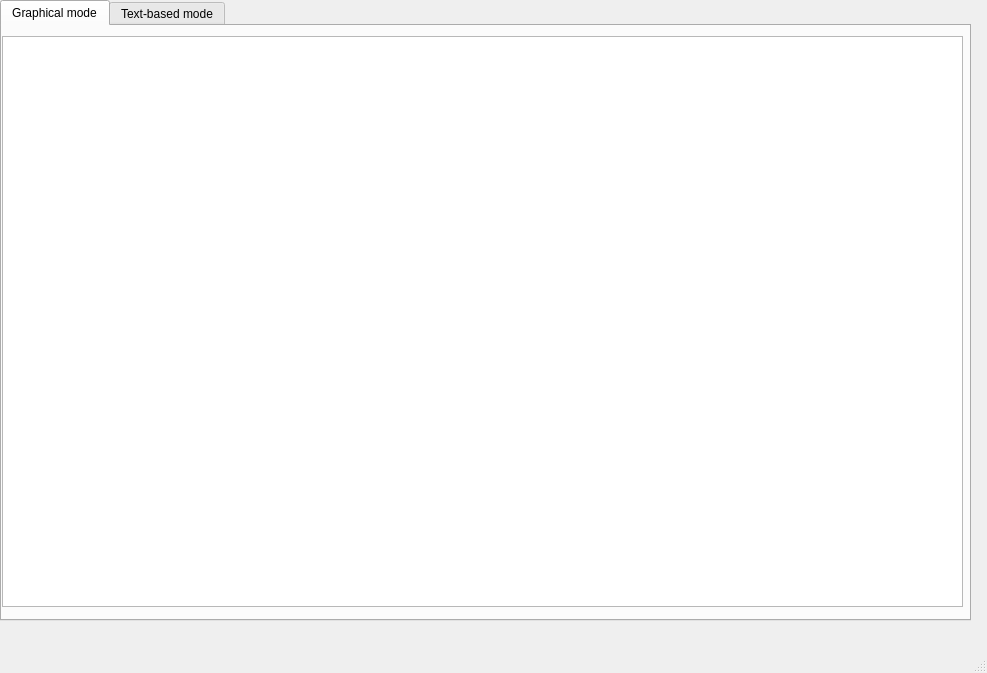
Before: the Qt Designer form mainwindow.ui in michielskobe/advanced-programming-techniques-final-project, drawn with Qt 5.
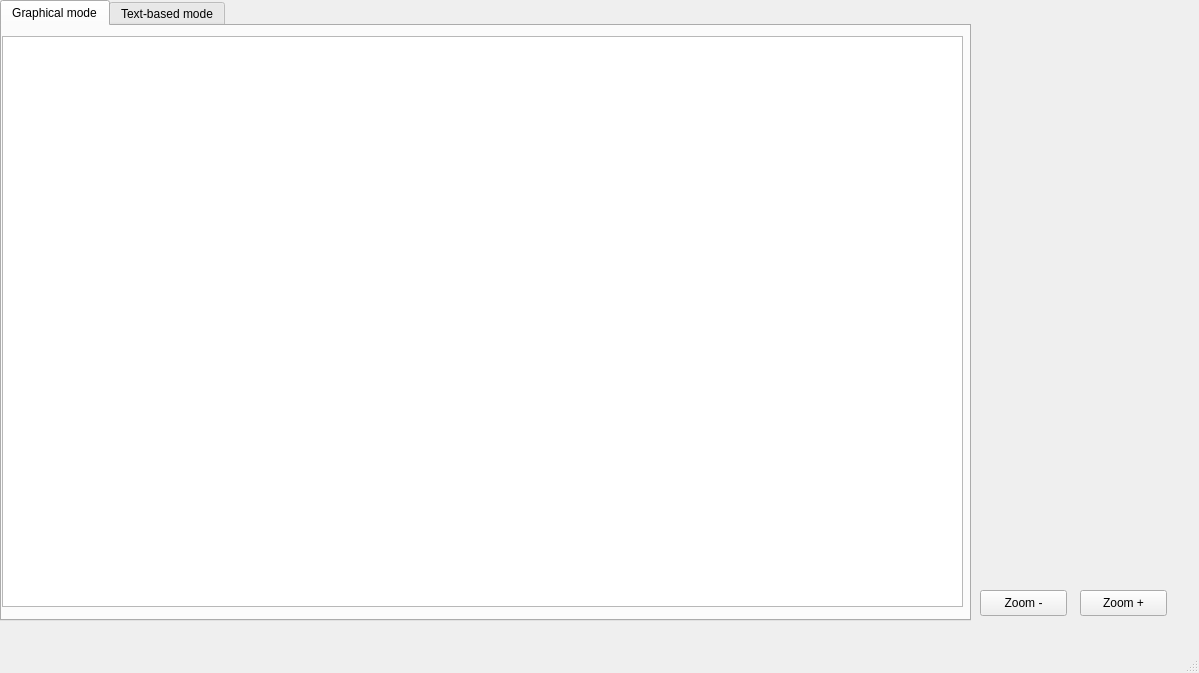
After: the same form once the commit is applied.

Diff of the .ui file:
```diff
--- a/mainwindow.ui
+++ b/mainwindow.ui
@@ -6,7 +6,7 @@
    <rect>
     <x>0</x>
     <y>0</y>
-    <width>987</width>
+    <width>1199</width>
     <height>673</height>
    </rect>
   </property>
@@ -47,6 +47,32 @@
      </attribute>
     </widget>
    </widget>
+   <widget class="QPushButton" name="zoomOutBtn">
+    <property name="geometry">
+     <rect>
+      <x>980</x>
+      <y>590</y>
+      <width>87</width>
+      <height>26</height>
+     </rect>
+    </property>
+    <property name="text">
+     <string>Zoom -</string>
+    </property>
+   </widget>
+   <widget class="QPushButton" name="zoomInBtn">
+    <property name="geometry">
+     <rect>
+      <x>1080</x>
+      <y>590</y>
+      <width>87</width>
+      <height>26</height>
+     </rect>
+    </property>
+    <property name="text">
+     <string>Zoom +</string>
+    </property>
+   </widget>
   </widget>
   <widget class="QMenuBar" name="menubar">
    <property name="geometry">
```
Left out of the diff: 6 changed lines with no effect on the pictures.
